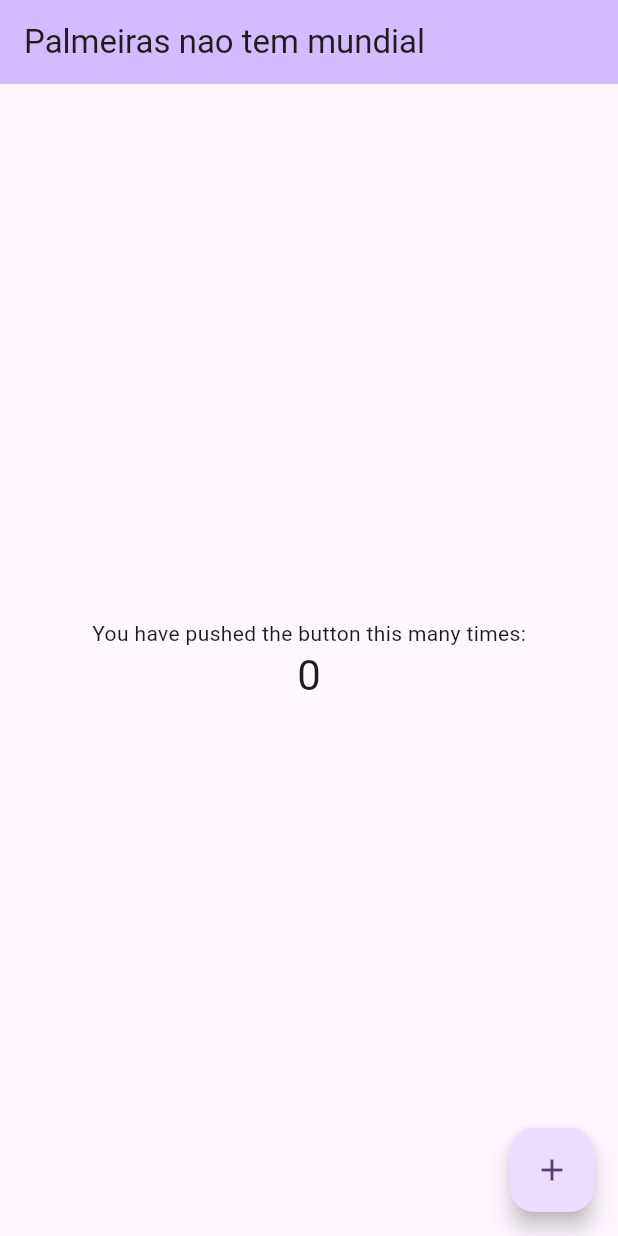
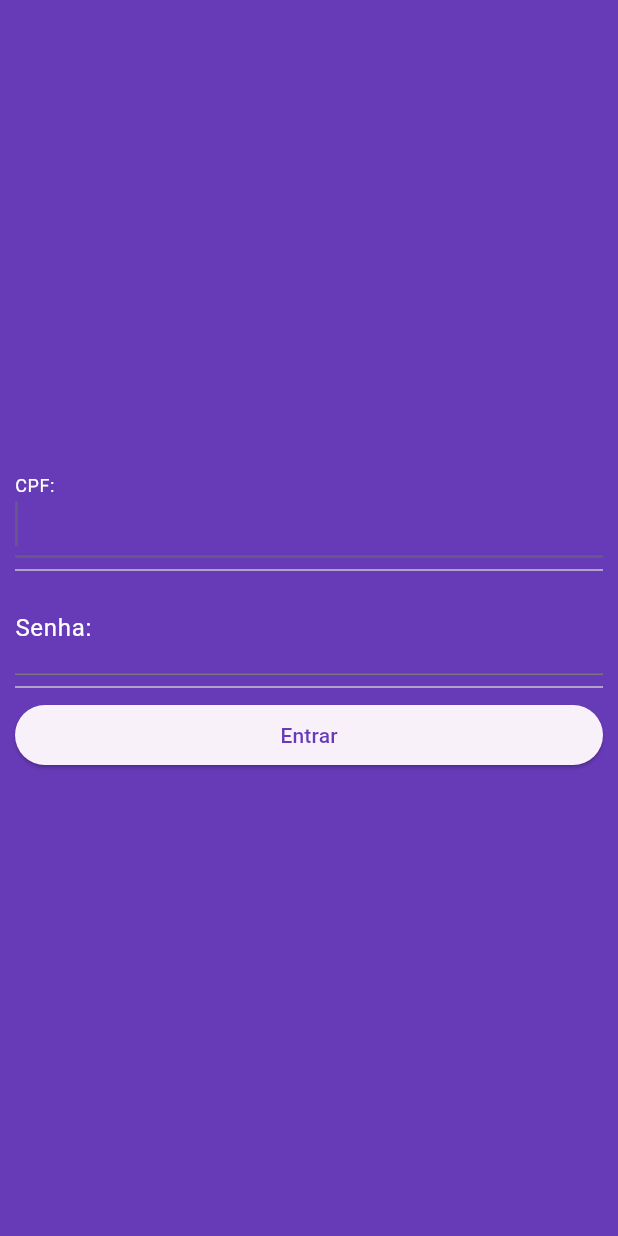
Before and after one commit to TavinhoSilva06/Estudo, a Flutter app: the screen it shows after launch, on a phone screen of 412 x 824 dp. Run offline on Flutter 3.47's test engine with Material 3 defaults, Android fonts, the phone set to English and light mode, and no system bars.

Commit message:
Tela de login no flutter

```diff
--- /dev/null
+++ b/meu_primeiro_app/lib/login.page.dart
@@ -0,0 +1,56 @@
+import 'package:flutter/material.dart';
+
+class LoginPage extends StatefulWidget {
+  const LoginPage({super.key});
+
+  @override
+  State<LoginPage> createState() => _LoginPageState();
+}
+
+class _LoginPageState extends State<LoginPage> {
+  @override
+  Widget build(BuildContext context) {
+    return Scaffold(
+      backgroundColor: Colors.deepPurple,
+      body: Padding(
+        padding: EdgeInsets.all(10),
+        child: Column(
+          crossAxisAlignment: CrossAxisAlignment.stretch,
+          mainAxisAlignment: MainAxisAlignment.center,
+          children: <Widget>[
+            TextFormField(
+              autofocus: true,
+              keyboardType: TextInputType.number,
+              style: new TextStyle(color: Colors.white, fontSize: 20),
+              decoration: InputDecoration(
+                  labelText: "CPF:",
+                  labelStyle: TextStyle(color: Colors.white)),
+            ),
+            Divider(),
+            TextFormField(
+              autofocus: true,
+              obscureText: true,
+              keyboardType: TextInputType.text,
+              style: new TextStyle(color: Colors.white, fontSize: 20),
+              decoration: InputDecoration(
+                  labelText: "Senha:",
+                  labelStyle: TextStyle(color: Colors.white)),
+            ),
+            Divider(),
+            ButtonTheme(
+              height: 100.0,
+              buttonColor: Colors.white,
+              child: ElevatedButton(
+                onPressed: () => {},
+                child: Text(
+                  "Entrar",
+                  style: TextStyle(color: Colors.deepPurple),
+                ),
+              ),
+            ),
+          ],
+        ),
+      ),
+    );
+  }
+}
--- a/meu_primeiro_app/lib/main.dart
+++ b/meu_primeiro_app/lib/main.dart
@@ -1,4 +1,5 @@
 import 'package:flutter/material.dart';
+import 'package:meu_primeiro_app/login.page.dart';
 
 void main() {
   runApp(const MyApp());
@@ -7,119 +8,17 @@ void main() {
 class MyApp extends StatelessWidget {
   const MyApp({super.key});
 
-  // This widget is the root of your application.
+
   @override
   Widget build(BuildContext context) {
     return MaterialApp(
       title: 'Flutter Demo',
       theme: ThemeData(
-        // This is the theme of your application.
-        //
-        // TRY THIS: Try running your application with "flutter run". You'll see
-        // the application has a purple toolbar. Then, without quitting the app,
-        // try changing the seedColor in the colorScheme below to Colors.green
-        // and then invoke "hot reload" (save your changes or press the "hot
-        // reload" button in a Flutter-supported IDE, or press "r" if you used
-        // the command line to start the app).
-        //
-        // Notice that the counter didn't reset back to zero; the application
-        // state is not lost during the reload. To reset the state, use hot
-        // restart instead.
-        //
-        // This works for code too, not just values: Most code changes can be
-        // tested with just a hot reload.
+
         colorScheme: ColorScheme.fromSeed(seedColor: Colors.deepPurple),
         useMaterial3: true,
       ),
-      home: const MyHomePage(title: 'Palmeiras nao tem mundial'),
+      home: const LoginPage(),
     );
   }
 }
-
-class MyHomePage extends StatefulWidget {
-  const MyHomePage({super.key, required this.title});
-
-  // This widget is the home page of your application. It is stateful, meaning
-  // that it has a State object (defined below) that contains fields that affect
-  // how it looks.
-
-  // This class is the configuration for the state. It holds the values (in this
-  // case the title) provided by the parent (in this case the App widget) and
-  // used by the build method of the State. Fields in a Widget subclass are
-  // always marked "final".
-
-  final String title;
-
-  @override
-  State<MyHomePage> createState() => _MyHomePageState();
-}
-
-class _MyHomePageState extends State<MyHomePage> {
-  int _counter = 0;
-
-  void _incrementCounter() {
-    setState(() {
-      // This call to setState tells the Flutter framework that something has
-      // changed in this State, which causes it to rerun the build method below
-      // so that the display can reflect the updated values. If we changed
-      // _counter without calling setState(), then the build method would not be
-      // called again, and so nothing would appear to happen.
-      _counter++;
-    });
-  }
-
-  @override
-  Widget build(BuildContext context) {
-    // This method is rerun every time setState is called, for instance as done
-    // by the _incrementCounter method above.
-    //
-    // The Flutter framework has been optimized to make rerunning build methods
-    // fast, so that you can just rebuild anything that needs updating rather
-    // than having to individually change instances of widgets.
-    return Scaffold(
-      appBar: AppBar(
-        // TRY THIS: Try changing the color here to a specific color (to
-        // Colors.amber, perhaps?) and trigger a hot reload to see the AppBar
-        // change color while the other colors stay the same.
-        backgroundColor: Theme.of(context).colorScheme.inversePrimary,
-        // Here we take the value from the MyHomePage object that was created by
-        // the App.build method, and use it to set our appbar title.
-        title: Text(widget.title),
-      ),
-      body: Center(
-        // Center is a layout widget. It takes a single child and positions it
-        // in the middle of the parent.
-        child: Column(
-          // Column is also a layout widget. It takes a list of children and
-          // arranges them vertically. By default, it sizes itself to fit its
-          // children horizontally, and tries to be as tall as its parent.
-          //
-          // Column has various properties to control how it sizes itself and
-          // how it positions its children. Here we use mainAxisAlignment to
-          // center the children vertically; the main axis here is the vertical
-          // axis because Columns are vertical (the cross axis would be
-          // horizontal).
-          //
-          // TRY THIS: Invoke "debug painting" (choose the "Toggle Debug Paint"
-          // action in the IDE, or press "p" in the console), to see the
-          // wireframe for each widget.
-          mainAxisAlignment: MainAxisAlignment.center,
-          children: <Widget>[
-            const Text(
-              'You have pushed the button this many times:',
-            ),
-            Text(
-              '$_counter',
-              style: Theme.of(context).textTheme.headlineMedium,
-            ),
-          ],
-        ),
-      ),
-      floatingActionButton: FloatingActionButton(
-        onPressed: _incrementCounter,
-        tooltip: 'Increment',
-        child: const Icon(Icons.add),
-      ), // This trailing comma makes auto-formatting nicer for build methods.
-    );
-  }
-}
```
Also changed, not shown: 7 other files.
